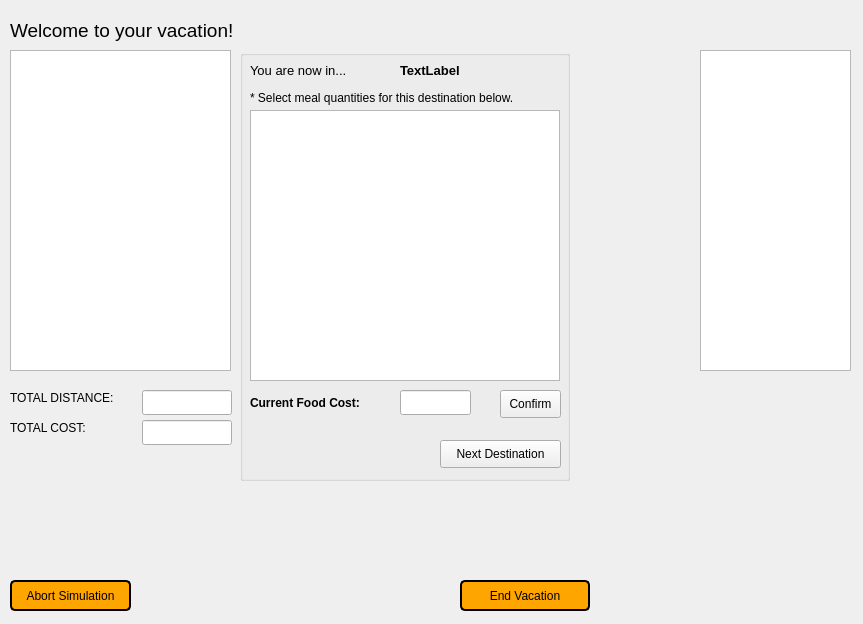
Qt form EuropeanVacation/ttravelsimulation.ui (brivero0/TeamMagmar) before a commit.
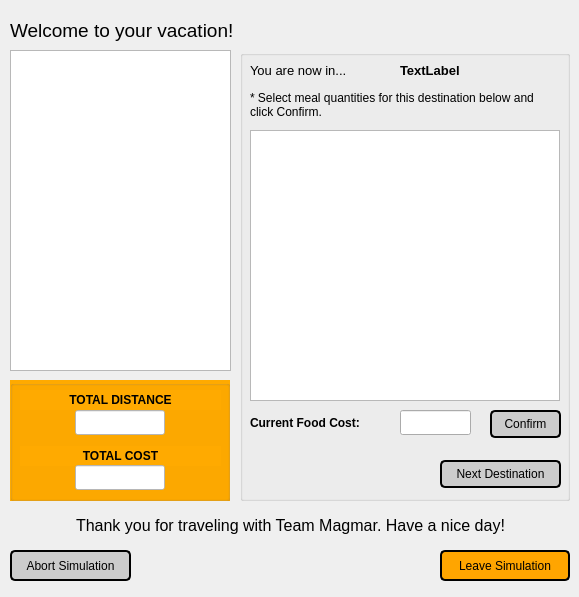
The same form after that commit.

```diff
--- a/EuropeanVacation/ttravelsimulation.ui
+++ b/EuropeanVacation/ttravelsimulation.ui
@@ -6,8 +6,8 @@
    <rect>
     <x>0</x>
     <y>0</y>
-    <width>863</width>
-    <height>624</height>
+    <width>579</width>
+    <height>597</height>
    </rect>
   </property>
   <property name="windowTitle">
@@ -17,13 +17,13 @@
    <property name="geometry">
     <rect>
      <x>10</x>
-     <y>580</y>
+     <y>550</y>
      <width>121</width>
      <height>31</height>
     </rect>
    </property>
    <property name="styleSheet">
-    <string notr="true">background-color:#ffa500;
+    <string notr="true">background-color:#cccccc;
 border-style: solid;
 border-color: black;
 border-width: 2px;
@@ -43,16 +43,6 @@
     </rect>
    </property>
   </widget>
-  <widget class="QListWidget" name="listWidget_2">
-   <property name="geometry">
-    <rect>
-     <x>700</x>
-     <y>50</y>
-     <width>151</width>
-     <height>321</height>
-    </rect>
-   </property>
-  </widget>
   <widget class="QLabel" name="titleLabel">
    <property name="geometry">
     <rect>
@@ -74,8 +64,8 @@
   <widget class="QPushButton" name="endVacationButton">
    <property name="geometry">
     <rect>
-     <x>460</x>
-     <y>580</y>
+     <x>440</x>
+     <y>550</y>
      <width>130</width>
      <height>31</height>
     </rect>
@@ -88,7 +78,7 @@
 border-radius: 5px;</string>
    </property>
    <property name="text">
-    <string>End Vacation</string>
+    <string>Leave Simulation</string>
    </property>
   </widget>
   <widget class="QGroupBox" name="foodGroupBox">
@@ -97,7 +87,7 @@
      <x>240</x>
      <y>50</y>
      <width>330</width>
-     <height>431</height>
+     <height>451</height>
     </rect>
    </property>
    <property name="title">
@@ -145,7 +135,7 @@
     <property name="geometry">
      <rect>
       <x>10</x>
-      <y>60</y>
+      <y>80</y>
       <width>310</width>
       <height>271</height>
      </rect>
@@ -158,11 +148,18 @@
     <property name="geometry">
      <rect>
       <x>200</x>
-      <y>390</y>
+      <y>410</y>
       <width>121</width>
       <height>28</height>
      </rect>
     </property>
+    <property name="styleSheet">
+     <string notr="true">background-color:#cccccc;
+border-style: solid;
+border-color: black;
+border-width: 2px;
+border-radius: 5px;</string>
+    </property>
     <property name="text">
      <string>Next Destination</string>
     </property>
@@ -171,7 +168,7 @@
     <property name="geometry">
      <rect>
       <x>10</x>
-      <y>345</y>
+      <y>365</y>
       <width>141</width>
       <height>16</height>
      </rect>
@@ -191,7 +188,7 @@
     <property name="geometry">
      <rect>
       <x>160</x>
-      <y>340</y>
+      <y>360</y>
       <width>71</width>
       <height>25</height>
      </rect>
@@ -214,68 +211,98 @@
       <x>10</x>
       <y>40</y>
       <width>311</width>
-      <height>16</height>
+      <height>31</height>
      </rect>
     </property>
     <property name="text">
-     <string>* Select meal quantities for this destination below.</string>
+     <string>&lt;html&gt;&lt;head/&gt;&lt;body&gt;&lt;p&gt;* Select meal quantities for this destination below and click Confirm.&lt;/p&gt;&lt;/body&gt;&lt;/html&gt;</string>
+    </property>
+    <property name="wordWrap">
+     <bool>true</bool>
     </property>
    </widget>
    <widget class="QPushButton" name="confirmFoodButton">
     <property name="geometry">
      <rect>
-      <x>260</x>
-      <y>340</y>
-      <width>61</width>
+      <x>250</x>
+      <y>360</y>
+      <width>71</width>
       <height>28</height>
      </rect>
     </property>
+    <property name="styleSheet">
+     <string notr="true">background-color:#cccccc;
+border-style: solid;
+border-color: black;
+border-width: 2px;
+border-radius: 5px;</string>
+    </property>
     <property name="text">
      <string>Confirm</string>
     </property>
    </widget>
   </widget>
+  <widget class="QLabel" name="goodbyeLabel">
+   <property name="geometry">
+    <rect>
+     <x>10</x>
+     <y>510</y>
+     <width>561</width>
+     <height>31</height>
+    </rect>
+   </property>
+   <property name="font">
+    <font>
+     <pointsize>12</pointsize>
+    </font>
+   </property>
+   <property name="text">
+    <string>&lt;html&gt;&lt;head/&gt;&lt;body&gt;&lt;p align=&quot;center&quot;&gt;Thank you for traveling with Team Magmar.  Have a nice day!&lt;/p&gt;&lt;/body&gt;&lt;/html&gt;</string>
+   </property>
+  </widget>
+  <widget class="QGroupBox" name="groupBox">
+   <property name="geometry">
+    <rect>
+     <x>10</x>
+     <y>380</y>
+     <width>220</width>
+     <height>121</height>
+    </rect>
+   </property>
+   <property name="styleSheet">
+    <string notr="true">background-color: rgb(255, 170, 0);</string>
+   </property>
+   <property name="title">
+    <string/>
+   </property>
   <widget class="QLabel" name="totalDistLabel">
    <property name="geometry">
     <rect>
      <x>10</x>
-     <y>390</y>
-     <width>131</width>
-     <height>16</height>
+      <y>10</y>
+      <width>201</width>
+      <height>20</height>
     </rect>
    </property>
    <property name="font">
     <font>
      <pointsize>9</pointsize>
+      <weight>75</weight>
+      <bold>true</bold>
     </font>
    </property>
    <property name="text">
-    <string>TOTAL DISTANCE: </string>
-   </property>
-  </widget>
-  <widget class="QLabel" name="totalCostLabel">
-   <property name="geometry">
-    <rect>
-     <x>10</x>
-     <y>420</y>
-     <width>131</width>
-     <height>16</height>
-    </rect>
-   </property>
-   <property name="font">
-    <font>
-     <pointsize>9</pointsize>
-    </font>
-   </property>
-   <property name="text">
-    <string>TOTAL COST: </string>
+     <string>TOTAL DISTANCE</string>
+    </property>
+    <property name="alignment">
+     <set>Qt::AlignCenter</set>
    </property>
   </widget>
   <widget class="QLineEdit" name="totalDistLine">
    <property name="geometry">
     <rect>
-     <x>142</x>
-     <y>390</y>
+      <x>65</x>
+      <y>30</y>
      <width>90</width>
      <height>25</height>
     </rect>
@@ -285,6 +312,9 @@
      <pointsize>9</pointsize>
     </font>
    </property>
+    <property name="styleSheet">
+     <string notr="true">background-color: rgb(255, 255, 255);</string>
+    </property>
    <property name="alignment">
     <set>Qt::AlignRight|Qt::AlignTrailing|Qt::AlignVCenter</set>
    </property>
@@ -292,11 +322,34 @@
     <bool>true</bool>
    </property>
   </widget>
+   <widget class="QLabel" name="totalCostLabel">
+    <property name="geometry">
+     <rect>
+      <x>10</x>
+      <y>66</y>
+      <width>201</width>
+      <height>20</height>
+     </rect>
+    </property>
+    <property name="font">
+     <font>
+      <pointsize>9</pointsize>
+      <weight>75</weight>
+      <bold>true</bold>
+     </font>
+    </property>
+    <property name="text">
+     <string>TOTAL COST</string>
+    </property>
+    <property name="alignment">
+     <set>Qt::AlignCenter</set>
+    </property>
+   </widget>
   <widget class="QLineEdit" name="totalCostLine">
    <property name="geometry">
     <rect>
-     <x>142</x>
-     <y>420</y>
+      <x>65</x>
+      <y>85</y>
      <width>90</width>
      <height>25</height>
     </rect>
@@ -306,12 +359,16 @@
      <pointsize>9</pointsize>
     </font>
    </property>
+    <property name="styleSheet">
+     <string notr="true">background-color: rgb(255, 255, 255);</string>
+    </property>
    <property name="alignment">
     <set>Qt::AlignRight|Qt::AlignTrailing|Qt::AlignVCenter</set>
    </property>
    <property name="readOnly">
     <bool>true</bool>
    </property>
+   </widget>
   </widget>
  </widget>
  <resources/>
```
Lines whose indentation alone changed are shown as unchanged.
